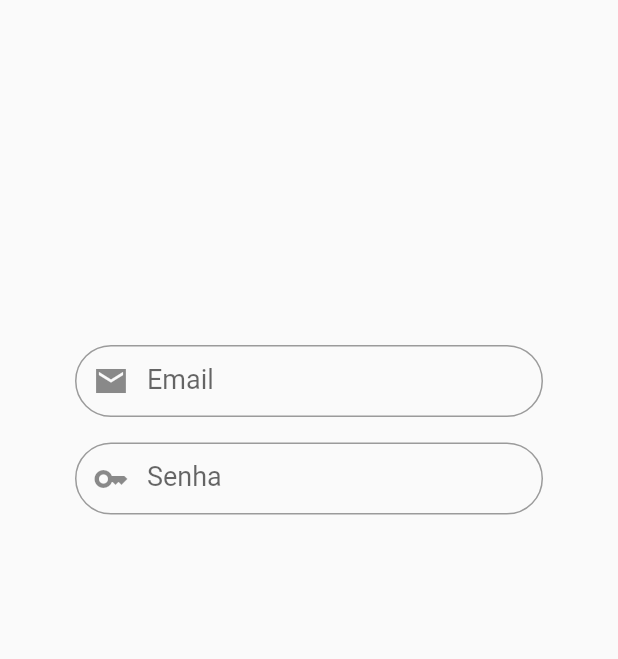
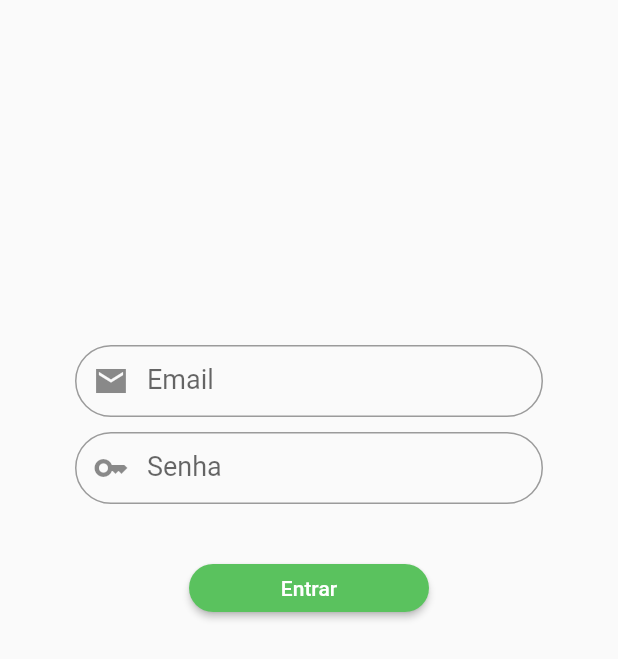
Before and after one commit to Ja1zinh0/app_medico, a Flutter app: the screen it shows after launch, on a phone screen of 412 x 824 dp. Shown: the top 659 px of the screen. Run offline on Flutter 3.47's test engine with Material 2 defaults, Android fonts, the light colour scheme and no system bars.

Commit message:
second commit

```diff
--- a/lib/view/tela_login.dart
+++ b/lib/view/tela_login.dart
@@ -21,13 +21,13 @@ class _TelaLoginState extends State<TelaLogin> {
                 height: 230,
 
               ),
-              Container(
+              SizedBox(
                 width: MediaQuery.of(context).size.width - 100,
                 child: Column(
                   children: [
                     TextField(
                       decoration: InputDecoration(
-                      contentPadding: EdgeInsets.all(2),
+                      contentPadding: const EdgeInsets.all(2),
                       labelText: 'Email',
                       labelStyle: const TextStyle(fontSize: 18),
                       prefixIcon: const Icon(Icons.email_sharp),
@@ -39,12 +39,12 @@ class _TelaLoginState extends State<TelaLogin> {
 
               // ignore: prefer_const_constructors
               SizedBox(
-                height: 17,
+                height: 10,
 
               ),
                 TextField(
                       decoration: InputDecoration(
-                      contentPadding: EdgeInsets.all(2),
+                      contentPadding: const EdgeInsets.all(2),
                       labelText: 'Senha',
                       labelStyle: const TextStyle(fontSize: 18),
                       prefixIcon: const Icon(Icons.key_sharp),
@@ -53,6 +53,29 @@ class _TelaLoginState extends State<TelaLogin> {
                     ),
                   ),
                 ),
+
+                // ignore: prefer_const_constructors
+                SizedBox(
+                  height: 40,
+                ),
+                SizedBox(
+                  width: 160,
+                  height: 32,
+                  child: ElevatedButton(
+                    style: ElevatedButton.styleFrom(
+                      backgroundColor: const Color.fromARGB(255, 90, 194, 94),
+                      shape: RoundedRectangleBorder(
+                        borderRadius: BorderRadius.circular(30.0),
+                      ),
+                    ),
+
+                    onPressed: (){
+
+                    },
+
+                    child: const Text('Entrar'),
+                  ),
+                )
                 ],
                 )
               )
```
